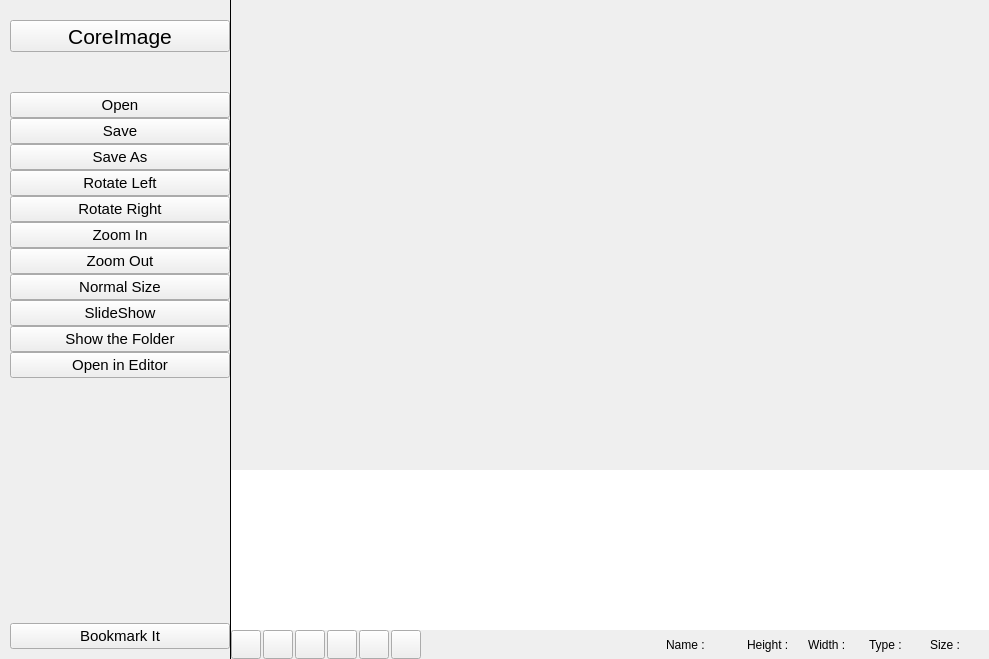
The window that coreimage.ui (rahmanshaber/coreimage) describes before a commit, drawn with Qt 5.
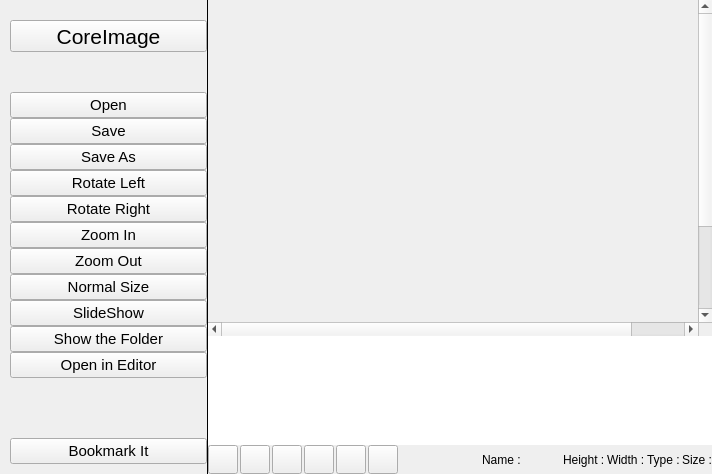
The same window after the commit. Icons and pictures are not drawn.

Patch:
```diff
--- a/coreimage.ui
+++ b/coreimage.ui
@@ -6,8 +6,8 @@
    <rect>
     <x>0</x>
     <y>0</y>
-    <width>989</width>
-    <height>659</height>
+    <width>712</width>
+    <height>474</height>
    </rect>
   </property>
   <property name="windowTitle">
@@ -531,8 +531,8 @@
        <widget class="QWidget" name="images">
         <property name="geometry">
          <rect>
-          <x>102</x>
-          <y>11</y>
+          <x>0</x>
+          <y>0</y>
           <width>553</width>
           <height>446</height>
          </rect>
```
